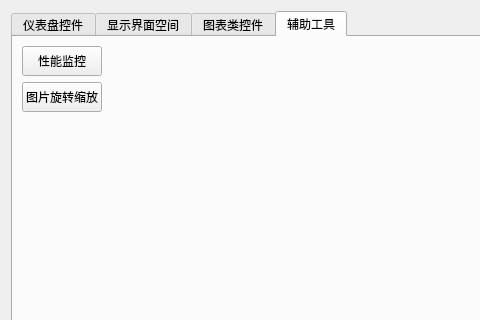
The window that Exmaple/examplewidget.ui (kevinlq/LQFramKit) describes before a commit, drawn with Qt 5; both pictures show x 0 to 480 and y 0 to 320 of the 656 by 578 pixel window.
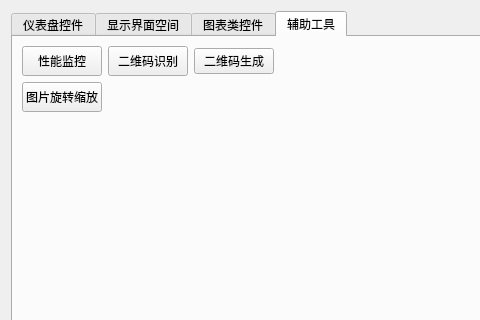
The same window after the commit. The open tabs and pages were chosen to show the change.

```diff
--- a/Exmaple/examplewidget.ui
+++ b/Exmaple/examplewidget.ui
@@ -354,6 +354,26 @@
              </property>
             </widget>
            </item>
+           <item>
+            <widget class="QPushButton" name="pushButton_17">
+             <property name="minimumSize">
+              <size>
+               <width>0</width>
+               <height>30</height>
+              </size>
+             </property>
+             <property name="text">
+              <string>二维码识别</string>
+             </property>
+            </widget>
+           </item>
+           <item>
+            <widget class="QPushButton" name="pushButton_18">
+             <property name="text">
+              <string>二维码生成</string>
+             </property>
+            </widget>
+           </item>
            <item>
             <spacer name="horizontalSpacer_3">
              <property name="orientation">
```
Left out of the diff: 7 changed lines with no effect on the pictures.
